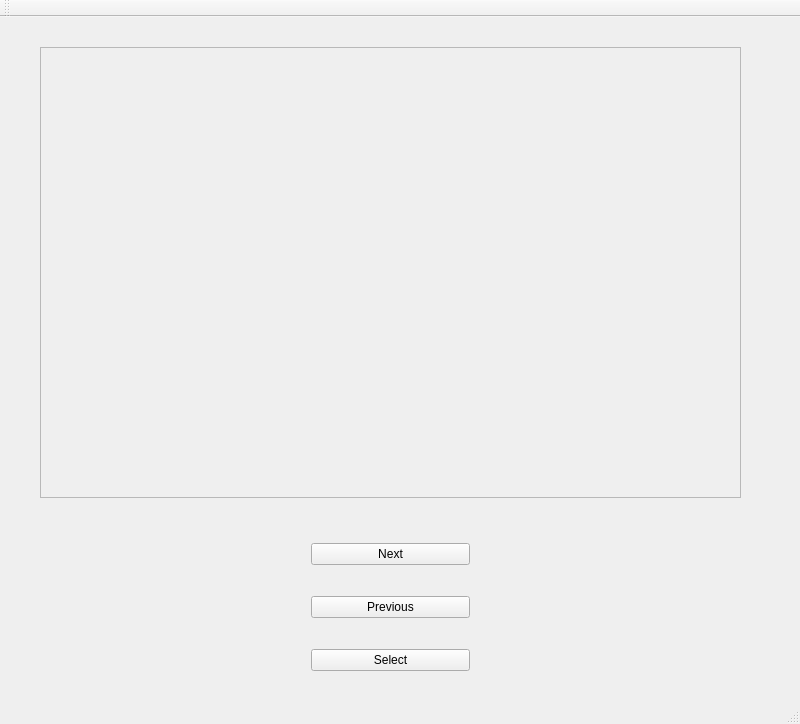
Before: the Qt Designer form unix_qt/mainwindow.ui in timdin/UNIX-project, drawn with Qt 5.
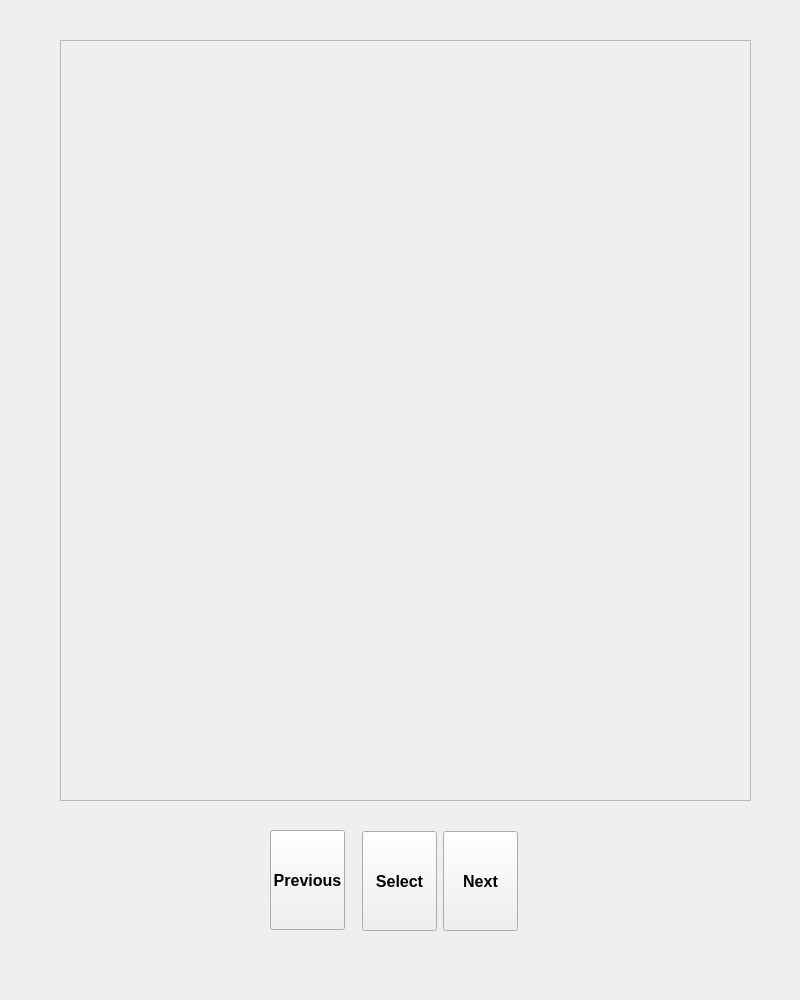
After: the same form once the commit is applied.

```diff
--- a/unix_qt/mainwindow.ui
+++ b/unix_qt/mainwindow.ui
@@ -7,22 +7,47 @@
     <x>0</x>
     <y>0</y>
     <width>800</width>
-    <height>724</height>
+    <height>1000</height>
    </rect>
   </property>
   <property name="windowTitle">
-   <string>MainWindow</string>
+   <string>ImageViewer</string>
+  </property>
+  <property name="autoFillBackground">
+   <bool>false</bool>
+  </property>
+  <property name="styleSheet">
+   <string notr="true"/>
+  </property>
+  <property name="tabShape">
+   <enum>QTabWidget::Rounded</enum>
   </property>
   <widget class="QWidget" name="centralWidget">
+   <property name="styleSheet">
+    <string notr="true"/>
+   </property>
    <widget class="QScrollArea" name="scrollArea">
     <property name="geometry">
      <rect>
-      <x>40</x>
-      <y>30</y>
-      <width>701</width>
-      <height>451</height>
+      <x>60</x>
+      <y>40</y>
+      <width>691</width>
+      <height>761</height>
      </rect>
     </property>
+    <property name="font">
+     <font>
+      <weight>50</weight>
+      <italic>false</italic>
+      <bold>false</bold>
+     </font>
+    </property>
+    <property name="styleSheet">
+     <string notr="true"/>
+    </property>
+    <property name="lineWidth">
+     <number>0</number>
+    </property>
     <property name="widgetResizable">
      <bool>true</bool>
     </property>
@@ -31,19 +56,28 @@
       <rect>
        <x>0</x>
        <y>0</y>
-       <width>699</width>
-       <height>449</height>
+       <width>689</width>
+       <height>759</height>
       </rect>
      </property>
      <widget class="QLabel" name="label">
       <property name="geometry">
        <rect>
-        <x>-10</x>
-        <y>-80</y>
-        <width>711</width>
-        <height>621</height>
+        <x>-20</x>
+        <y>-50</y>
+        <width>801</width>
+        <height>1101</height>
        </rect>
       </property>
+      <property name="baseSize">
+       <size>
+        <width>100</width>
+        <height>100</height>
+       </size>
+      </property>
+      <property name="styleSheet">
+       <string notr="true"/>
+      </property>
       <property name="text">
        <string/>
       </property>
@@ -52,59 +86,139 @@
      <zorder>label</zorder>
     </widget>
    </widget>
-   <widget class="QWidget" name="">
+   <widget class="QPushButton" name="pushButton_previous">
     <property name="geometry">
      <rect>
-      <x>300</x>
-      <y>490</y>
-      <width>181</width>
-      <height>201</height>
+      <x>270</x>
+      <y>830</y>
+      <width>75</width>
+      <height>100</height>
      </rect>
     </property>
-    <layout class="QVBoxLayout" name="verticalLayout">
-     <item>
-      <widget class="QPushButton" name="pushButton_next">
-       <property name="text">
-        <string>Next</string>
-       </property>
-      </widget>
-     </item>
-     <item>
-      <widget class="QPushButton" name="pushButton_previous">
-       <property name="text">
-        <string>Previous</string>
-       </property>
-      </widget>
-     </item>
-     <item>
-      <widget class="QPushButton" name="pushButton_select">
-       <property name="text">
-        <string>Select</string>
-       </property>
-      </widget>
-     </item>
-    </layout>
+    <property name="minimumSize">
+     <size>
+      <width>0</width>
+      <height>100</height>
+     </size>
+    </property>
+    <property name="maximumSize">
+     <size>
+      <width>100</width>
+      <height>16777215</height>
+     </size>
+    </property>
+    <property name="baseSize">
+     <size>
+      <width>0</width>
+      <height>0</height>
+     </size>
+    </property>
+    <property name="font">
+     <font>
+      <pointsize>12</pointsize>
+      <weight>75</weight>
+      <bold>true</bold>
+     </font>
+    </property>
+    <property name="text">
+     <string>Previous</string>
+    </property>
    </widget>
+   <widget class="QPushButton" name="pushButton_next">
+    <property name="geometry">
+     <rect>
+      <x>443</x>
+      <y>831</y>
+      <width>75</width>
+      <height>100</height>
+     </rect>
+    </property>
+    <property name="sizePolicy">
+     <sizepolicy hsizetype="Minimum" vsizetype="Fixed">
+      <horstretch>0</horstretch>
+      <verstretch>0</verstretch>
+     </sizepolicy>
+    </property>
+    <property name="minimumSize">
+     <size>
+      <width>10</width>
+      <height>100</height>
+     </size>
+    </property>
+    <property name="maximumSize">
+     <size>
+      <width>100</width>
+      <height>16777215</height>
+     </size>
+    </property>
+    <property name="baseSize">
+     <size>
+      <width>100</width>
+      <height>100</height>
+     </size>
+    </property>
+    <property name="font">
+     <font>
+      <pointsize>12</pointsize>
+      <weight>75</weight>
+      <bold>true</bold>
+     </font>
+    </property>
+    <property name="text">
+     <string>Next</string>
+    </property>
+    <property name="iconSize">
+     <size>
+      <width>16</width>
+      <height>20</height>
+     </size>
+    </property>
+   </widget>
+   <widget class="QPushButton" name="pushButton_select">
+    <property name="geometry">
+     <rect>
+      <x>362</x>
+      <y>831</y>
+      <width>75</width>
+      <height>100</height>
+     </rect>
+    </property>
+    <property name="sizePolicy">
+     <sizepolicy hsizetype="Minimum" vsizetype="Maximum">
+      <horstretch>0</horstretch>
+      <verstretch>0</verstretch>
+     </sizepolicy>
+    </property>
+    <property name="minimumSize">
+     <size>
+      <width>0</width>
+      <height>100</height>
+     </size>
+    </property>
+    <property name="maximumSize">
+     <size>
+      <width>100</width>
+      <height>16777215</height>
+     </size>
+    </property>
+    <property name="baseSize">
+     <size>
+      <width>0</width>
+      <height>0</height>
+     </size>
+    </property>
+    <property name="font">
+     <font>
+      <pointsize>12</pointsize>
+      <weight>75</weight>
+      <bold>true</bold>
+     </font>
+    </property>
+    <property name="text">
+     <string>Select</string>
+    </property>
+   </widget>
   </widget>
-  <widget class="QMenuBar" name="menuBar">
-   <property name="geometry">
-    <rect>
-     <x>0</x>
-     <y>0</y>
-     <width>800</width>
-     <height>22</height>
-    </rect>
-   </property>
-  </widget>
-  <widget class="QToolBar" name="mainToolBar">
-   <attribute name="toolBarArea">
-    <enum>TopToolBarArea</enum>
-   </attribute>
-   <attribute name="toolBarBreak">
-    <bool>false</bool>
-   </attribute>
-  </widget>
-  <widget class="QStatusBar" name="statusBar"/>
  </widget>
  <layoutdefault spacing="6" margin="11"/>
  <resources/>
```
Left out of the diff: 2 changed lines with no effect on the pictures.
